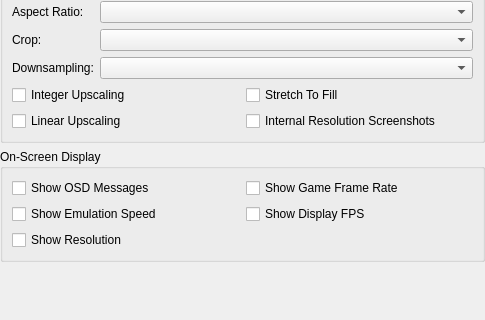
Before: the Qt Designer form src/duckstation-qt/displaysettingswidget.ui in kofxi3584karlayang/duckstation, drawn with Qt 5; both pictures show x 0 to 485 and y 205 to 525 of the 485 by 525 pixel window.
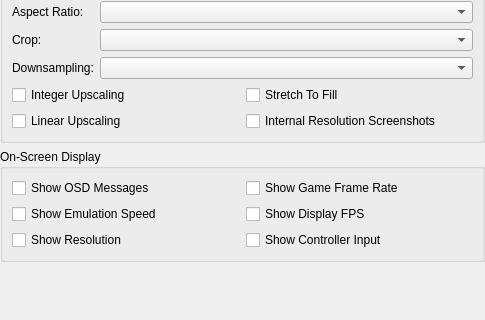
After: the same form once the commit is applied.

Commit message: OSD: Add controller input display overlay

Diff of the .ui file:
```diff
--- a/src/duckstation-qt/displaysettingswidget.ui
+++ b/src/duckstation-qt/displaysettingswidget.ui
@@ -209,6 +209,13 @@
         </property>
        </widget>
       </item>
+      <item row="4" column="1">
+       <widget class="QCheckBox" name="showInput">
+        <property name="text">
+         <string>Show Controller Input</string>
+        </property>
+       </widget>
+      </item>
      </layout>
     </widget>
    </item>
```
The commit also changes 24 other files.
